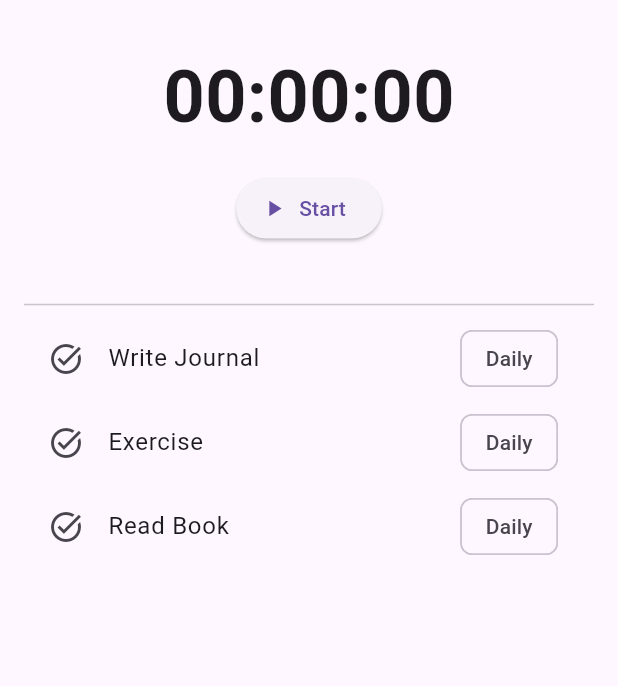
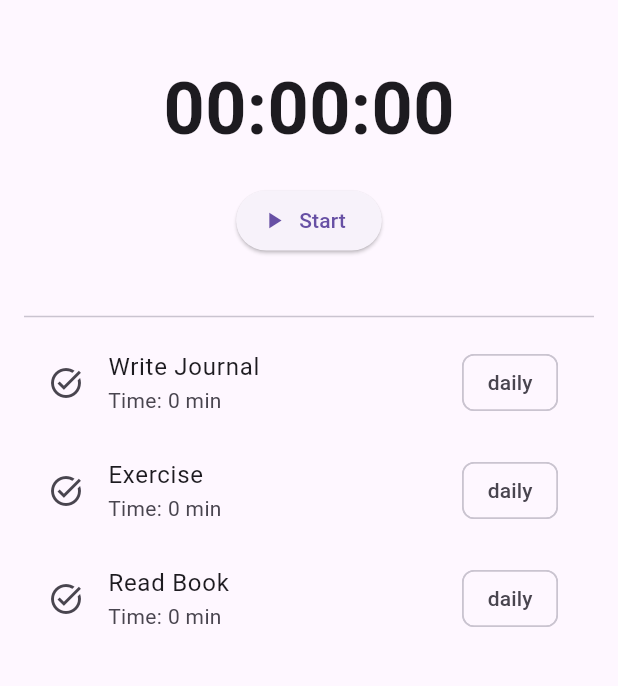
Before and after one commit to hasindu-k/reminder-app, a Flutter app: the screen it shows after launch, on a phone screen of 412 x 824 dp, the part 63-749 px from its top. Run offline on Flutter 3.47's test engine with Material 3 defaults, Android fonts, the phone set to English and light mode, and no system bars.

Commit message:
Changed folder structure

```diff
--- a/lib/main.dart
+++ b/lib/main.dart
@@ -1,5 +1,5 @@
 import 'package:flutter/material.dart';
-import 'dart:async';
+import 'screens/home_screen.dart';
 
 void main() => runApp(TaskTimerApp());
 
@@ -12,86 +12,7 @@ class TaskTimerApp extends StatelessWidget {
         primarySwatch: Colors.blue,
         useMaterial3: true,
       ),
-      home: HomePage(),
+      home: HomeScreen(),
     );
   }
 }
-
-class HomePage extends StatefulWidget {
-  @override
-  State<HomePage> createState() => _HomePageState();
-}
-
-class _HomePageState extends State<HomePage> {
-  Duration timerValue = Duration.zero;
-  bool isRunning = false;
-  Timer? _timer;
-
-  List<String> tasks = ['Write Journal', 'Exercise', 'Read Book'];
-
-  @override
-  void dispose() {
-    _timer?.cancel();
-    super.dispose();
-  }
-
-  void _toggleTimer() {
-    setState(() {
-      isRunning = !isRunning;
-    });
-
-    if (isRunning) {
-      _timer = Timer.periodic(Duration(seconds: 1), (_) {
-        setState(() {
-          timerValue += Duration(seconds: 1);
-        });
-      });
-    } else {
-      _timer?.cancel();
-    }
-  }
-
-  @override
-  Widget build(BuildContext context) {
-    return Scaffold(
-      appBar: AppBar(title: Text('Task Timer')),
-      body: Padding(
-        padding: const EdgeInsets.all(16.0),
-        child: Column(
-          children: [
-            Text(
-              _formatDuration(timerValue),
-              style: TextStyle(fontSize: 48, fontWeight: FontWeight.bold),
-            ),
-            const SizedBox(height: 16),
-            ElevatedButton.icon(
-              onPressed: _toggleTimer,
-              icon: Icon(isRunning ? Icons.pause : Icons.play_arrow),
-              label: Text(isRunning ? 'Stop' : 'Start'),
-            ),
-            const SizedBox(height: 32),
-            Divider(),
-            Expanded(
-              child: ListView.builder(
-                itemCount: tasks.length,
-                itemBuilder: (context, index) {
-                  return ListTile(
-                    leading: Icon(Icons.task_alt_outlined),
-                    title: Text(tasks[index]),
-                    trailing: Chip(label: Text("Daily")),
-                  );
-                },
-              ),
-            )
-          ],
-        ),
-      ),
-    );
-  }
-
-  String _formatDuration(Duration d) {
-    final minutes = d.inMinutes.remainder(60).toString().padLeft(2, '0');
-    final seconds = d.inSeconds.remainder(60).toString().padLeft(2, '0');
-    return '${d.inHours.toString().padLeft(2, '0')}:$minutes:$seconds';
-  }
-}
--- /dev/null
+++ b/lib/models/task.dart
@@ -0,0 +1,11 @@
+class Task {
+  final String title;
+  final String interval; // e.g. 'daily', 'weekly'
+  Duration timeSpent;
+
+  Task({
+    required this.title,
+    this.interval = 'daily',
+    this.timeSpent = Duration.zero,
+  });
+}
--- /dev/null
+++ b/lib/screens/home_screen.dart
@@ -0,0 +1,99 @@
+import 'dart:async';
+import 'package:flutter/material.dart';
+import '../models/task.dart';
+import '../widgets/task_tile.dart';
+import '../utils/duration_format.dart';
+
+class HomeScreen extends StatefulWidget {
+  @override
+  State<HomeScreen> createState() => _HomeScreenState();
+}
+
+class _HomeScreenState extends State<HomeScreen> {
+  Duration timerValue = Duration.zero;
+  bool isRunning = false;
+  Timer? _timer;
+
+  List<Task> tasks = [
+    Task(title: 'Write Journal'),
+    Task(title: 'Exercise'),
+    Task(title: 'Read Book'),
+  ];
+
+  Task? activeTask;
+
+  @override
+  void dispose() {
+    _timer?.cancel();
+    super.dispose();
+  }
+
+  void _toggleTimer() {
+    setState(() => isRunning = !isRunning);
+
+    if (isRunning) {
+      _timer = Timer.periodic(Duration(seconds: 1), (_) {
+        if (activeTask != null) {
+          setState(() {
+            timerValue += Duration(seconds: 1);
+            activeTask!.timeSpent += Duration(seconds: 1);
+          });
+        }
+      });
+    } else {
+      _timer?.cancel();
+    }
+  }
+
+  @override
+  Widget build(BuildContext context) {
+    return Scaffold(
+      appBar: AppBar(title: Text('Task Timer')),
+      body: Padding(
+        padding: const EdgeInsets.all(16.0),
+        child: Column(
+          children: [
+            if (activeTask != null)
+              Text(
+                'Current Task: ${activeTask!.title}',
+                style: TextStyle(fontSize: 18, fontWeight: FontWeight.w500),
+              ),
+            const SizedBox(height: 8),
+            Text(
+              formatDuration(timerValue),
+              style: TextStyle(fontSize: 48, fontWeight: FontWeight.bold),
+            ),
+            const SizedBox(height: 16),
+            ElevatedButton.icon(
+              onPressed: _toggleTimer,
+              icon: Icon(isRunning ? Icons.pause : Icons.play_arrow),
+              label: Text(isRunning ? 'Stop' : 'Start'),
+            ),
+            const SizedBox(height: 32),
+            Divider(),
+            Expanded(
+              child: ListView.builder(
+                itemCount: tasks.length,
+                itemBuilder: (context, index) {
+                  final task = tasks[index];
+                  return TaskTile(
+                    task: task,
+                    isActive: task == activeTask,
+                    onTap: () {
+                      setState(() {
+                        activeTask = task;
+                        timerValue = activeTask!.timeSpent;
+                        isRunning = false;
+                        _timer?.cancel();
+                      });
+                    },
+                  );
+                },
+              ),
+            ),
+          ],
+        ),
+      ),
+    );
+  }
+}
--- /dev/null
+++ b/lib/utils/duration_format.dart
@@ -0,0 +1,6 @@
+String formatDuration(Duration d) {
+  final h = d.inHours.toString().padLeft(2, '0');
+  final m = d.inMinutes.remainder(60).toString().padLeft(2, '0');
+  final s = d.inSeconds.remainder(60).toString().padLeft(2, '0');
+  return '$h:$m:$s';
+}
--- /dev/null
+++ b/lib/widgets/task_tile.dart
@@ -0,0 +1,26 @@
+import 'package:flutter/material.dart';
+import '../models/task.dart';
+
+class TaskTile extends StatelessWidget {
+  final Task task;
+  final VoidCallback onTap;
+  final bool isActive;
+
+  const TaskTile({
+    required this.task,
+    required this.onTap,
+    this.isActive = false,
+  });
+
+  @override
+  Widget build(BuildContext context) {
+    return ListTile(
+      leading: Icon(Icons.task_alt_outlined),
+      title: Text(task.title),
+      subtitle: Text('Time: ${task.timeSpent.inMinutes} min'),
+      trailing: Chip(label: Text(task.interval)),
+      tileColor: isActive ? Colors.blue.shade50 : null,
+      onTap: onTap,
+    );
+  }
+}
```
Also changed, not shown: lib/constants/app_styles.dart (added), lib/services/task_storage.dart (added).
